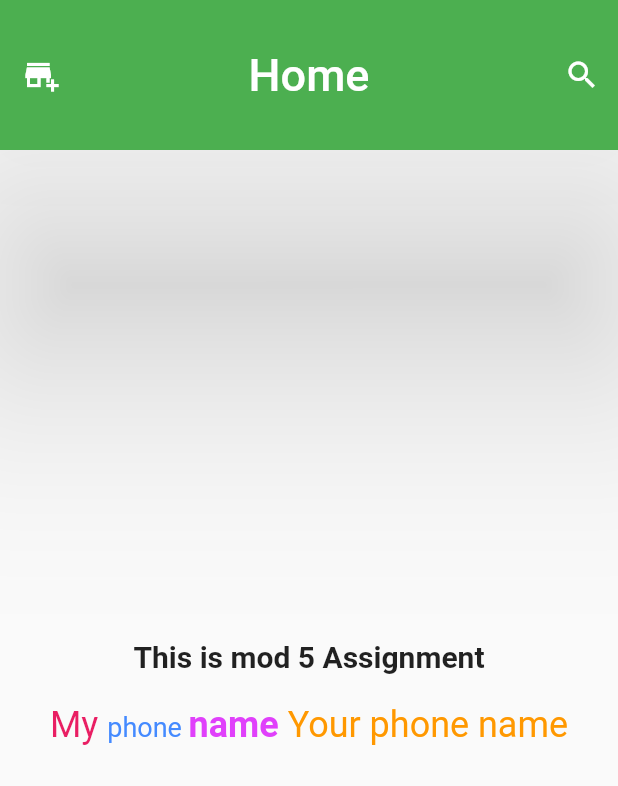
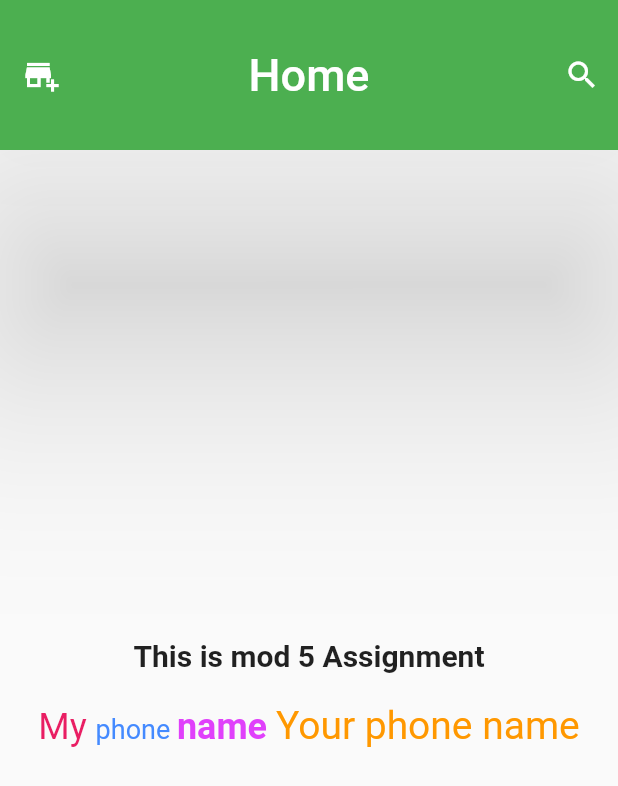
Before and after one commit to nazimfeni/assignment_mod_5, a Flutter app: the screen it shows after launch, on a phone screen of 412 x 824 dp. Shown: the top 786 px of the screen. Run offline on Flutter 3.47's test engine with Material 2 defaults, Android fonts, the phone set to English and light mode, and no system bars.

Commit message:
updated file1

```diff
--- a/lib/main.dart
+++ b/lib/main.dart
@@ -75,12 +75,15 @@ class MyHomePage extends StatelessWidget {
                   TextSpan(
                     text: 'Your phone name',
                     style: TextStyle(
+                      fontSize: 26.0,
                       color: Colors.orange,
                     ),
                   ),
                 ],
               ),
             ),
+
+
           ],
         ),
       ),
```
